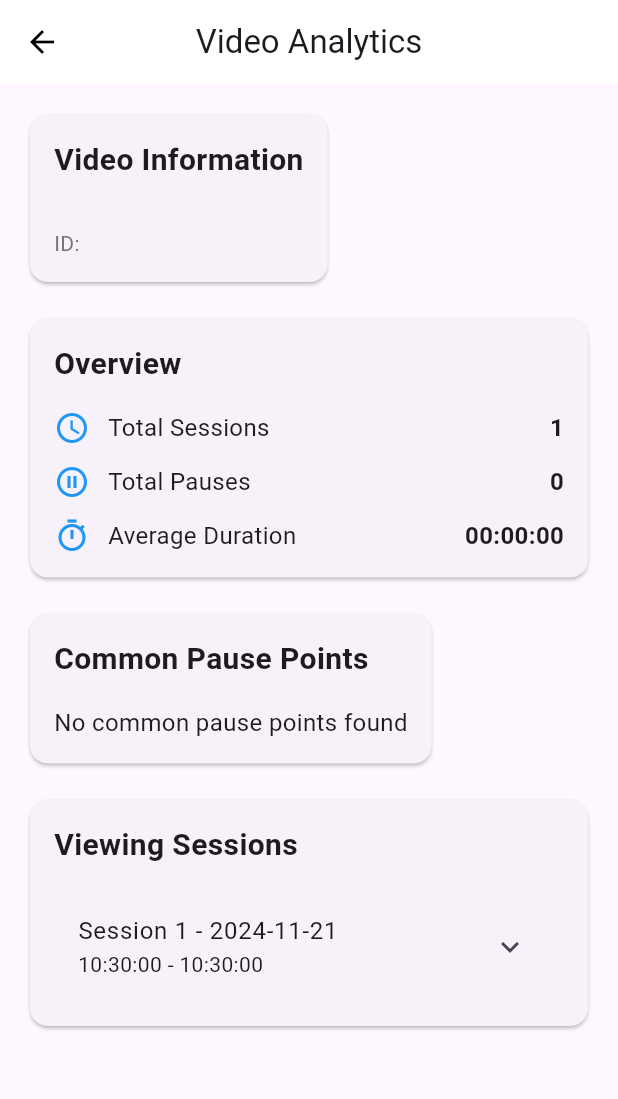
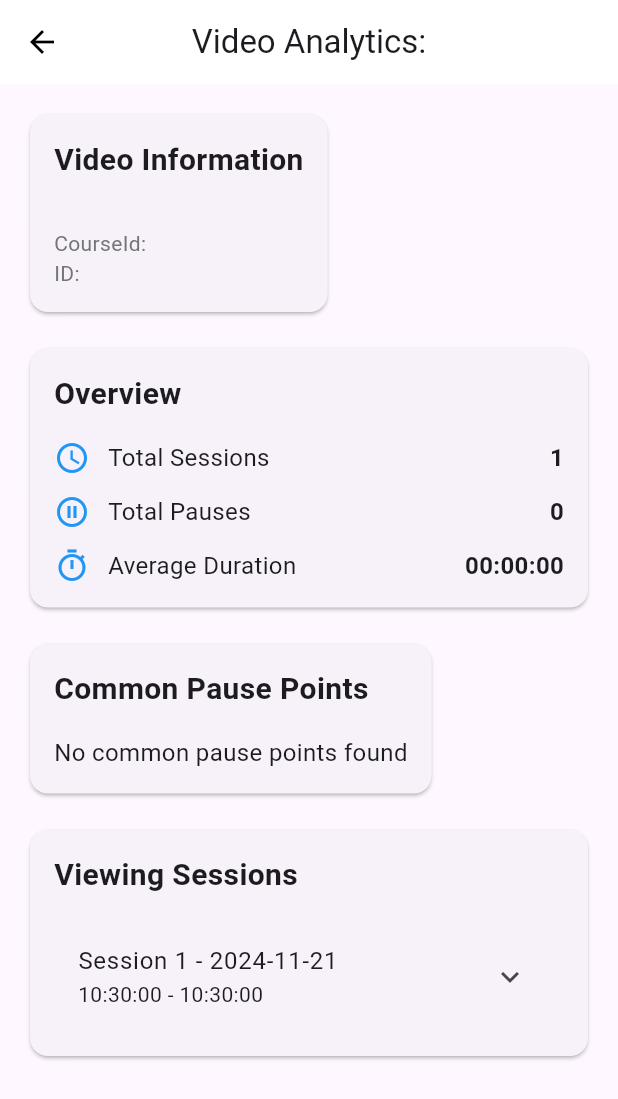
Before and after one commit to PushkarTipre/CourseApp, a Flutter app: the VideoAnalyticsScreen2 screen opened directly with empty values, on a phone screen of 412 x 824 dp. Shown: the top 1099 px of the screen. Run offline on Flutter 3.47's test engine with Material 3 defaults, Android fonts, the phone set to English and light mode, and no system bars; our stand-ins replace better_player, cached_network_image, cloud_firestore, dio, dots_indicator, firebase_auth and 8 more; missing offline and left inert: flutter_windowmanager, razorpay_flutter; accounts and stored records are empty; generated files the repository leaves out were written again; network calls fail.

Commit message:
Fixed the initial video report generation glitch

```diff
--- a/lib/common/utils/constants.dart
+++ b/lib/common/utils/constants.dart
@@ -1,6 +1,6 @@
 class AppConstants {
   static const String SERVER_API_URL =
-      "https://happening-spent-stem-dc.trycloudflare.com/";
+      "https://understanding-frontpage-watches-formerly.trycloudflare.com/";
   // static const String SERVER_API_URL = "http://192.168.0.104:8000/";
   static const String STORAGE_USER_PROFILE_KEY = "user_profile";
   static const String STORAGE_USER_TOKEN_KEY = "user_token";
--- a/lib/pages/lesson_detail/controller/lesson_controller.dart
+++ b/lib/pages/lesson_detail/controller/lesson_controller.dart
@@ -106,6 +106,12 @@ Future<void> lessonDetailController(LessonDetailControllerRef ref,
 
     var url = response.data!.elementAt(0).url!;
 
+    int courseVideoId = int.parse(response.data!.elementAt(0).course_video_id!);
+    // Update the video index with correct ID immediately
+    ref
+        .read(lessonDataControllerProvider.notifier)
+        .updateCurrentVideoIndex(courseVideoId);
+
     // videoPlayerController = VideoPlayerController.network(url);
     videoPlayerController = BetterPlayerController(
         const BetterPlayerConfiguration(
@@ -183,6 +189,14 @@ class LessonDataController extends _$LessonDataController {
   String lastPausedTimestamp = '0:00';
   int currentVideoIndex = 0;
   bool _isLoggingInProgress = false;
+  int? _courseId;
+
+  void setCourseId(int courseId) {
+    _courseId = courseId;
+  }
+
+  int? get courseId => _courseId;
+
   @override
   FutureOr<LessonVideo> build() async {
     // Initialize analytics service
@@ -259,7 +273,7 @@ class LessonDataController extends _$LessonDataController {
         if (state.value?.lessonItem != null &&
             state.value!.lessonItem.isNotEmpty) {
           String courseVideoId = currentVideoIndex.toString();
-          log("Logging pause event for course_video_id: $courseVideoId");
+          log("Logging pause event for course_video_id: $courseVideoId and courseId: $_courseId");
 
           // String courseVideoId = state
           //     .value!.lessonItem[currentVideoIndex].course_video_id
@@ -267,12 +281,13 @@ class LessonDataController extends _$LessonDataController {
           // log("Current course_video_id: $currentVideoIndex");
 
           // Log to analytics service with proper duration information
-          analyticsService.logPauseEvent(courseVideoId, position, duration);
+          analyticsService.logPauseEvent(
+              courseId.toString(), courseVideoId, position, duration);
 
           // Generate and print report for debugging
           log("Generating report for course_video_id: $courseVideoId");
           analyticsService
-              .generateAnalyticsReport(courseVideoId)
+              .generateAnalyticsReport(courseId.toString(), courseVideoId)
               .then((report) {
             print('Analytics Report: $report');
           });
--- a/lib/pages/lesson_detail/lesson_time/repo/analytics.dart
+++ b/lib/pages/lesson_detail/lesson_time/repo/analytics.dart
@@ -103,10 +103,11 @@ class VideoAnalyticsService {
     _isNewScreenNavigation = true;
   }
 
-  Future<void> logPauseEvent(
-      String videoId, Duration position, Duration totalDuration) async {
+  Future<void> logPauseEvent(String courseId, String videoId, Duration position,
+      Duration totalDuration) async {
     try {
-      final analytics = await _getVideoAnalytics(videoId);
+      final uniqueVideoId = '$courseId-$videoId';
+      final analytics = await _getVideoAnalytics(uniqueVideoId);
       final now = DateTime.now();
 
       // Create new session if this is a new screen navigation
@@ -136,7 +137,7 @@ class VideoAnalyticsService {
 
       // Update analytics with new session
       final updatedAnalytics = VideoAnalytics(
-        videoId: videoId,
+        videoId: uniqueVideoId,
         watchSessions: [
           ...analytics.watchSessions
               .sublist(0, analytics.watchSessions.length - 1),
@@ -147,25 +148,28 @@ class VideoAnalyticsService {
       );
 
       // Save updated analytics
-      await _saveVideoAnalytics(videoId, updatedAnalytics);
+      await _saveVideoAnalytics(courseId, videoId, updatedAnalytics);
     } catch (e) {
       print('Error logging pause event: $e');
     }
   }
 
   Future<void> _saveVideoAnalytics(
-      String videoId, VideoAnalytics analytics) async {
+      String courseId, String videoId, VideoAnalytics analytics) async {
     try {
+      final uniqueVideoId = '$courseId-$videoId';
       final jsonData = json.encode(analytics.toJson());
-      await _storage.setString('${_analyticsKey}_$videoId', jsonData);
+      await _storage.setString('${_analyticsKey}_$uniqueVideoId', jsonData);
     } catch (e) {
       print('Error saving video analytics: $e');
     }
   }
 
-  Future<Map<String, dynamic>> generateAnalyticsReport(String videoId) async {
+  Future<Map<String, dynamic>> generateAnalyticsReport(
+      String courseId, String videoId) async {
     try {
-      final analytics = await _getVideoAnalytics(videoId);
+      final uniqueVideoId = '$courseId-$videoId';
+      final analytics = await _getVideoAnalytics(uniqueVideoId);
 
       // Calculate total pauses across all sessions
       final totalPauses = analytics?.watchSessions
@@ -179,6 +183,8 @@ class VideoAnalyticsService {
           _calculateAverageViewingDuration(analytics!);
       log('Analytics report generated successfully for video $videoId.');
       return {
+        'courseId': courseId,
+        'courseVideoId': videoId,
         'totalSessions': analytics?.watchSessions.length,
         'totalPauses': totalPauses,
         'commonPausePoints': commonPausePoints,
@@ -354,12 +360,16 @@ class VideoAnalyticsService {
     return "$hours:$minutes:$seconds";
   }
 
-  Future<void> clearAnalyticsData({String? videoId}) async {
+  Future<void> clearAnalyticsData(
+      {String? courseId, String? courseVideoId}) async {
     try {
-      if (videoId != null) {
-        // Clear data for a specific video
-        await _storage.remove('${_analyticsKey}_$videoId');
+      if (courseId != null && courseVideoId != null) {
+        // Clear data for a specific video in a course
+        final uniqueVideoId = '$courseId-$courseVideoId';
+        await _storage.remove('${_analyticsKey}_$uniqueVideoId');
+        log('Cleared analytics for course $courseId, video $courseVideoId');
       }
+
       print("Analytics data cleared successfully.");
     } catch (e) {
       print("Error clearing analytics data: $e");
--- a/lib/pages/lesson_detail/view/lesson_detail.dart
+++ b/lib/pages/lesson_detail/view/lesson_detail.dart
@@ -65,13 +65,13 @@ class _LessonDetailState extends ConsumerState<LessonDetail> {
     super.dispose();
   }
 
-  @override
-  void didChangeDependencies() {
-    // TODO: implement didChangeDependencies
-    var courseId = ModalRoute.of(context)!.settings.arguments as Map;
-    args = courseId["courseId"];
-    super.didChangeDependencies();
-  }
+  // @override
+  // void didChangeDependencies() {
+  //   // TODO: implement didChangeDependencies
+  //   var courseId = ModalRoute.of(context)!.settings.arguments as Map;
+  //   args = courseId["courseId"];
+  //   super.didChangeDependencies();
+  // }
 
   void syncVideoIndex(int index) {
     setState(() {
@@ -101,6 +101,15 @@ class _LessonDetailState extends ConsumerState<LessonDetail> {
 
   @override
   Widget build(BuildContext context) {
+    final args =
+        ModalRoute.of(context)!.settings.arguments as Map<String, dynamic>;
+    final lessonId = args['id'];
+    final courseId = args['courseId'];
+
+    ref.watch(lessonDetailControllerProvider(index: lessonId));
+
+    // Store the courseId in your LessonDataController for later use
+    ref.read(lessonDataControllerProvider.notifier).setCourseId(courseId);
     log("Lesson detail page with course id: $args");
     secureScreen();
     // var lessonDetail = ref.watch(lessonDetailControllerProvider(index: args.toInt()));
@@ -186,7 +195,8 @@ class _LessonDetailState extends ConsumerState<LessonDetail> {
                                 ElevatedButton(
                                   onPressed: () async {
                                     await analyticsService.clearAnalyticsData(
-                                        videoId: currentVideoId!);
+                                        courseId: courseId.toString(),
+                                        courseVideoId: currentVideoId!);
                                     ScaffoldMessenger.of(context).showSnackBar(
                                       SnackBar(
                                           content: Text(
@@ -204,6 +214,7 @@ class _LessonDetailState extends ConsumerState<LessonDetail> {
                                         MaterialPageRoute(
                                           builder: (context) =>
                                               VideoAnalyticsScreen2(
+                                            courseId: courseId.toString(),
                                             videoId: currentVideoId!,
                                             videoTitle: data
                                                 .lessonItem[videoIndex].name!,
--- a/lib/pages/lesson_detail/view/test.dart
+++ b/lib/pages/lesson_detail/view/test.dart
@@ -6,11 +6,13 @@ import 'package:flutter/material.dart';
 import 'package:flutter_riverpod/flutter_riverpod.dart';
 
 class VideoAnalyticsScreen2 extends ConsumerWidget {
+  final String courseId;
   final String videoId;
   final String videoTitle;
 
   const VideoAnalyticsScreen2({
     super.key,
+    required this.courseId,
     required this.videoId,
     required this.videoTitle,
   });
@@ -40,14 +42,14 @@ class VideoAnalyticsScreen2 extends ConsumerWidget {
   Widget build(BuildContext context, WidgetRef ref) {
     return Scaffold(
       appBar: AppBar(
-        title: Text('Video Analytics'),
+        title: Text('Video Analytics:${courseId.toString()}'),
         elevation: 0,
       ),
       body: FutureBuilder<Map<String, dynamic>>(
         future: ref
             .read(lessonDataControllerProvider.notifier)
             .analyticsService
-            .generateAnalyticsReport(videoId),
+            .generateAnalyticsReport(courseId.toString(), videoId),
         builder: (context, snapshot) {
           if (snapshot.connectionState == ConnectionState.waiting) {
             return Center(child: CircularProgressIndicator());
@@ -135,6 +137,13 @@ class VideoAnalyticsScreen2 extends ConsumerWidget {
             Text(
               title,
               style: TextStyle(fontSize: 16),
+            ),
+            Text(
+              'CourseId: $courseId',
+              style: TextStyle(
+                fontSize: 14,
+                color: Colors.grey[600],
+              ),
             ),
             Text(
               'ID: $videoId',
```
Also changed, not shown: lib/pages/lesson_detail/controller/lesson_controller.g.dart.
